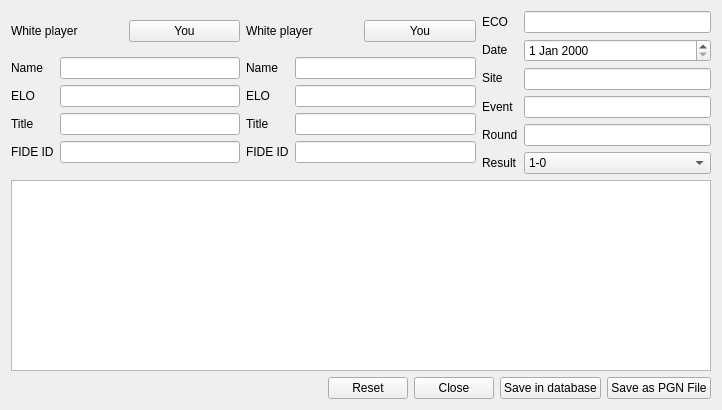
The window that src/formcreatepgn.ui (gillesmaire/myChessBase) describes before a commit, drawn with Qt 5.
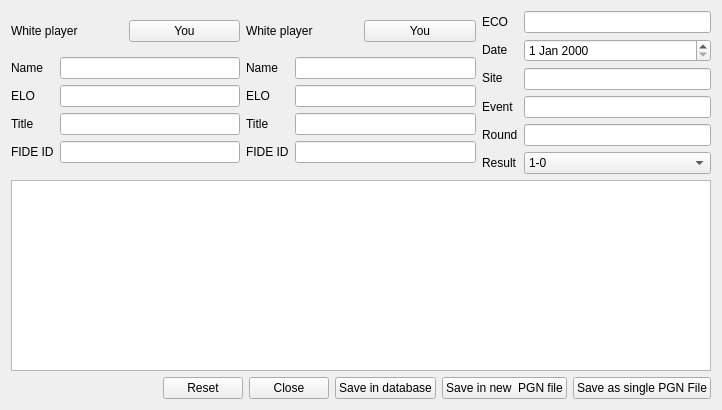
The same window after the commit.

Patch:
```diff
--- a/src/formcreatepgn.ui
+++ b/src/formcreatepgn.ui
@@ -307,7 +307,14 @@
        <item>
         <widget class="QPushButton" name="pushButtonSaveAsPGN">
          <property name="text">
-          <string>Save as PGN File</string>
+          <string>Save in new  PGN file</string>
+         </property>
+        </widget>
+       </item>
+       <item>
+        <widget class="QPushButton" name="pushButtonSaveAsSinglePGN">
+         <property name="text">
+          <string>Save as single PGN File</string>
          </property>
         </widget>
        </item>
```
Left out of the diff: 2 changed lines with no effect on the pictures.
